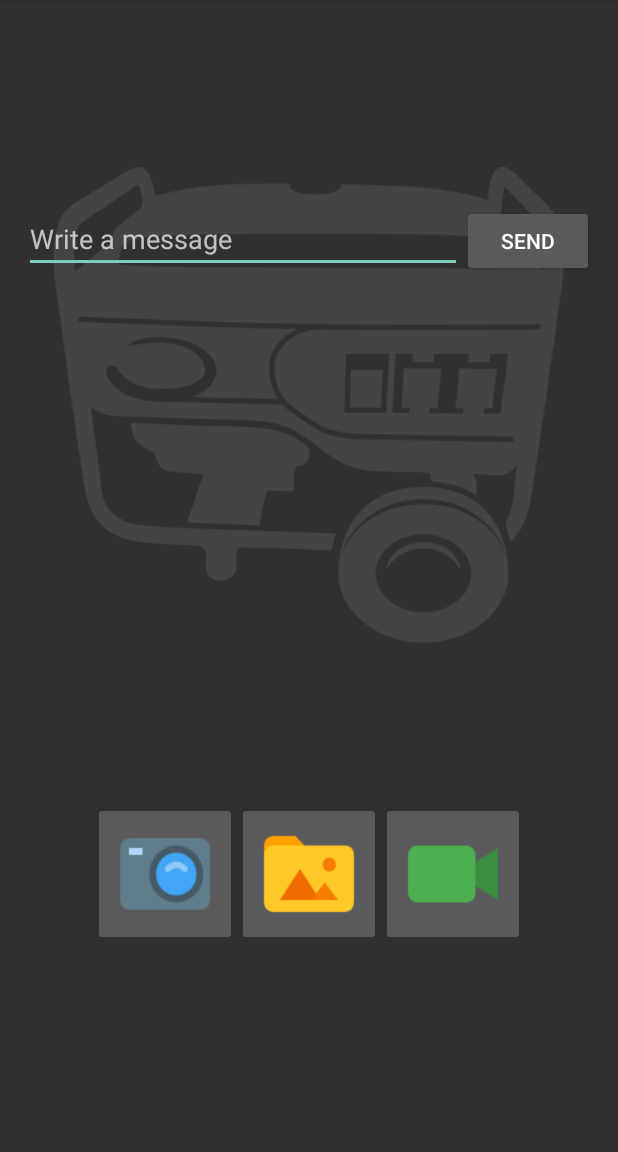
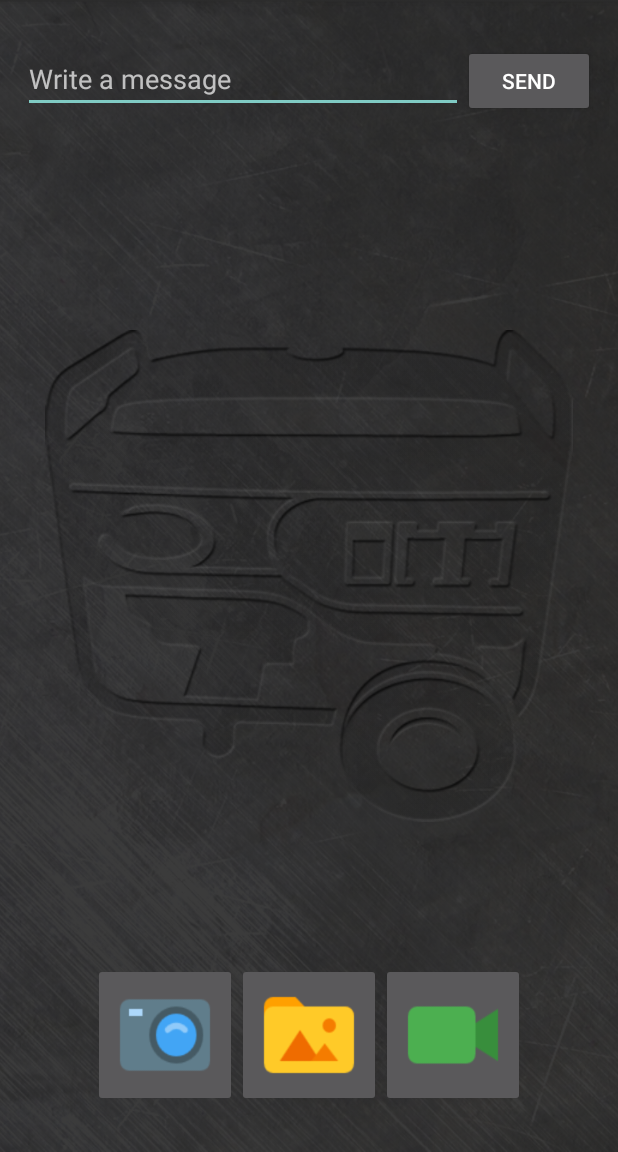
Before and after one commit to scheb/party-projector-app, an Android app: the screen it shows after launch (MainActivity), on a phone screen of 412 x 824 dp, the part 84-1236 px from its top. Run offline under Robolectric (Android 15) with nearby library versions, the phone set to English and light mode, and no system bars.

Commit message:
Layout change of main activity, new background image

```diff
--- a/app/src/main/res/layout/activity_main.xml
+++ b/app/src/main/res/layout/activity_main.xml
@@ -3,30 +3,34 @@
     android:orientation="vertical"
     android:layout_width="match_parent"
     android:layout_height="match_parent"
-    android:paddingLeft="@dimen/activity_horizontal_margin"
-    android:paddingRight="@dimen/activity_horizontal_margin"
-    android:paddingTop="@dimen/activity_vertical_margin"
-    android:paddingBottom="@dimen/activity_vertical_margin"
     tools:context=".MainActivity">
 
     <ImageView
-        android:layout_width="wrap_content"
-        android:layout_height="wrap_content"
+        android:layout_width="fill_parent"
+        android:layout_height="fill_parent"
         android:src="@drawable/background"
+        android:scaleType="centerCrop" />
+
+    <ImageView
+        android:layout_width="fill_parent"
+        android:layout_height="fill_parent"
+        android:src="@drawable/watermark"
+        android:layout_marginTop="20dp"
+        android:layout_marginBottom="20dp"
         android:scaleType="centerInside"
-        android:padding="20dp"
-        android:alpha="0.1" />
-
-    <LinearLayout
-        android:orientation="vertical"
-        android:layout_width="fill_parent"
-        android:layout_height="wrap_content"
-        android:layout_centerInParent="true">
+        android:id="@+id/watermark"
+        android:layout_marginLeft="30dp"
+        android:layout_marginRight="30dp" />
 
     <LinearLayout
         android:orientation="horizontal"
         android:layout_width="fill_parent"
-            android:layout_height="wrap_content">
+        android:layout_height="wrap_content"
+        android:layout_alignTop="@+id/watermark"
+        android:layout_centerHorizontal="true"
+        android:layout_marginTop="10dp"
+        android:layout_marginLeft="15dp"
+        android:layout_marginRight="15dp">
 
         <EditText
             android:layout_width="0dp"
@@ -45,15 +49,15 @@
             android:onClick="onSendMessage" />
     </LinearLayout>
 
-        <Space
-            android:layout_width="match_parent"
-            android:layout_height="350dp" />
-
     <LinearLayout
         android:orientation="horizontal"
         android:layout_width="fill_parent"
         android:layout_height="wrap_content"
-            android:gravity="center">
+        android:gravity="center"
+        android:layout_alignBottom="@+id/watermark"
+        android:layout_alignParentLeft="true"
+        android:layout_alignParentStart="true"
+        android:layout_marginBottom="10dp">
 
         <ImageButton
             android:layout_width="96dp"
@@ -84,6 +88,4 @@
 
     </LinearLayout>
 
-    </LinearLayout>
-
 </RelativeLayout>
```
Also changed, not shown: app/src/main/res/layout-land/activity_about.xml (+7 -5 lines), app/src/main/res/layout/activity_about.xml (+7 -5 lines), app/src/main/res/drawable/aggi.png (added), app/src/main/res/drawable/background.png, app/src/main/res/drawable/background_land.png (added), app/src/main/res/drawable/watermark.png (added). Lines whose indentation alone changed are shown as unchanged.
